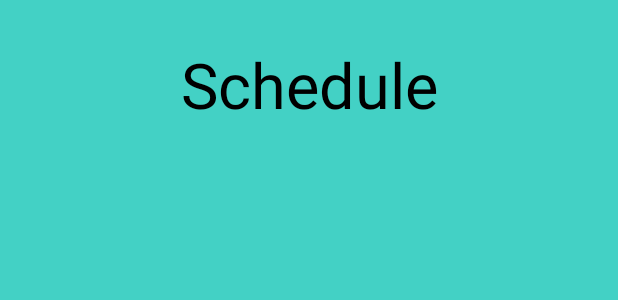
After one commit to ipluchino/MLB-Bet-Buddy-App, an Android app built with Jetpack Compose: the layout activity_schedule.xml on its own in the app's theme, with its tools: preview values and no code run, on a phone screen of 412 x 824 dp. The commit adds this screen. Shown: the top 300 px of the screen. Run offline under Robolectric (Android 15) with nearby library versions, the phone set to English and light mode, and no system bars.

Commit message:
Started working on the Schedule screen, and getting data from the MLB Bet Buddy Server.

```diff
--- /dev/null
+++ b/app/src/main/res/layout/activity_schedule.xml
@@ -0,0 +1,21 @@
+<?xml version="1.0" encoding="utf-8"?>
+<androidx.constraintlayout.widget.ConstraintLayout xmlns:android="http://schemas.android.com/apk/res/android"
+    xmlns:tools="http://schemas.android.com/tools"
+    android:layout_width="match_parent"
+    android:layout_height="match_parent"
+    xmlns:app="http://schemas.android.com/apk/res-auto"
+    android:background="#43D1C5">
+
+    <TextView
+        android:id="@+id/titleTextView"
+        android:layout_width="wrap_content"
+        android:layout_height="wrap_content"
+        android:layout_marginTop="28dp"
+        android:text="Schedule"
+        android:textColor="@color/black"
+        android:textSize="42sp"
+        app:layout_constraintEnd_toEndOf="parent"
+        app:layout_constraintStart_toStartOf="parent"
+        app:layout_constraintTop_toTopOf="parent" />
+
+</androidx.constraintlayout.widget.ConstraintLayout>
```
Also changed, not shown: app/src/main/AndroidManifest.xml (+11 -0 lines), app/src/main/java/edu/ramapo/ipluchino/mlbbetbuddy/Model/BetPredictorModel.java (+6 -1 lines), app/src/main/java/edu/ramapo/ipluchino/mlbbetbuddy/View/HomeScreenActivity.java (+22 -2 lines), app/src/main/java/edu/ramapo/ipluchino/mlbbetbuddy/View/ScheduleActivity.java (added, +67 -0 lines).
